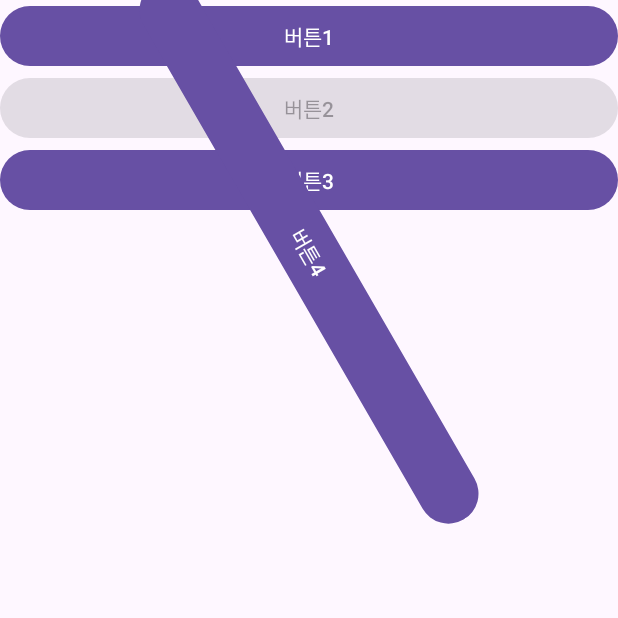
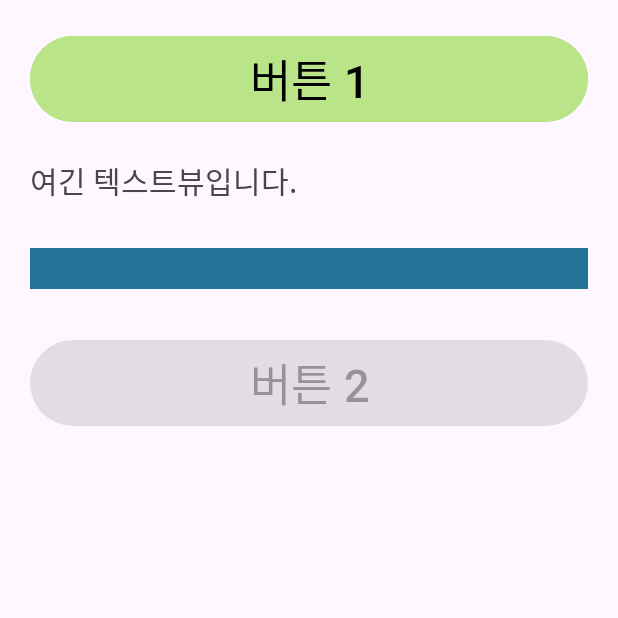
Before and after one commit to Astellaaa/PropertiesTest0328, an Android app: the screen it shows after launch (MainActivity before the commit, Direct4_2Activity after it), on a phone screen of 412 x 824 dp, the top half of it. Run offline under Robolectric (Android 15) with nearby library versions, the phone set to English and light mode, and no system bars.

Commit message:
직접풀어보기4_2

```diff
--- a/app/src/main/AndroidManifest.xml
+++ b/app/src/main/AndroidManifest.xml
@@ -13,7 +13,7 @@
         android:theme="@style/Theme.PropertiesTest"
         tools:targetApi="31">
         <activity
-            android:name=".MainActivity"
+            android:name=".Direct4_2Activity"
             android:exported="true">
             <intent-filter>
                 <action android:name="android.intent.action.MAIN" />
@@ -21,6 +21,10 @@
                 <category android:name="android.intent.category.LAUNCHER" />
             </intent-filter>
         </activity>
+        <activity
+            android:name=".MainActivity"
+            >
+        </activity>
     </application>
 
 </manifest>
--- /dev/null
+++ b/app/src/main/java/kr/ac/kopo/propertiestest/Direct4_2Activity.kt
@@ -0,0 +1,11 @@
+package kr.ac.kopo.propertiestest
+
+import androidx.appcompat.app.AppCompatActivity
+import android.os.Bundle
+
+class Direct4_2Activity : AppCompatActivity() {
+    override fun onCreate(savedInstanceState: Bundle?) {
+        super.onCreate(savedInstanceState)
+        setContentView(R.layout.activity_direct42)
+    }
+}
--- /dev/null
+++ b/app/src/main/res/drawable/button_bg.xml
@@ -0,0 +1,4 @@
+<?xml version="1.0" encoding="utf-8"?>
+<selector xmlns:android="http://schemas.android.com/apk/res/android">
+
+</selector>
--- /dev/null
+++ b/app/src/main/res/layout/activity_direct42.xml
@@ -0,0 +1,40 @@
+<?xml version="1.0" encoding="utf-8"?>
+<LinearLayout xmlns:android="http://schemas.android.com/apk/res/android"
+    xmlns:app="http://schemas.android.com/apk/res-auto"
+    xmlns:tools="http://schemas.android.com/tools"
+    android:layout_width="match_parent"
+    android:layout_height="match_parent"
+    android:orientation="vertical"
+    android:padding="@dimen/marginMedium"
+    tools:context=".Direct4_2Activity">
+
+    <Button
+        android:layout_width="match_parent"
+        android:layout_height="wrap_content"
+        android:text="@string/btn1"
+        android:textSize="@dimen/textSizeLarge"
+        android:backgroundTint="@color/lightGreen"
+        android:textColor="@color/black"
+        android:layout_marginBottom="@dimen/marginMedium"
+        />
+    <TextView
+        android:layout_width="match_parent"
+        android:layout_height="wrap_content"
+        android:text="@string/text1"
+        android:textSize="@dimen/textSizeMedium"
+        android:layout_marginBottom="@dimen/marginLarge"
+        android:singleLine="true"
+        />
+    <EditText
+        android:layout_width="match_parent"
+        android:layout_height="wrap_content"
+        android:background="@color/blueGreen"
+        android:layout_marginBottom="@dimen/marginLarge"
+        android:textSize="@dimen/textSizeMedium"/>
+    <Button
+        android:layout_width="match_parent"
+        android:layout_height="wrap_content"
+        android:text="@string/btn2"
+        android:enabled="false"
+        android:textSize="@dimen/textSizeLarge"/>
+</LinearLayout>
--- a/app/src/main/res/values/colors.xml
+++ b/app/src/main/res/values/colors.xml
@@ -2,4 +2,7 @@
 <resources>
     <color name="black">#FF000000</color>
     <color name="white">#FFFFFFFF</color>
+    <color name="lightGreen">#BAE488</color>
+    <color name="blueGreen">#237297</color>
+    <color name="lightGray">#AFAFAF</color>
 </resources>
--- /dev/null
+++ b/app/src/main/res/values/dimens.xml
@@ -0,0 +1,9 @@
+<?xml version="1.0" encoding="utf-8"?>
+<resources>
+    <dimen name="textSizeLarge">30sp</dimen>
+    <dimen name="textSizeMedium">20sp</dimen>
+    <dimen name="textSizeSmall">10sp</dimen>
+    <dimen name="marginLarge">30dp</dimen>
+    <dimen name="marginMedium">20dp</dimen>
+    <dimen name="marginSmall">10dp</dimen>
+</resources>
--- a/app/src/main/res/values/strings.xml
+++ b/app/src/main/res/values/strings.xml
@@ -1,8 +1,9 @@
 <resources>
     <string name="app_name">PropertiesTest</string>
-    <string name="btn1">버튼1</string>
-    <string name="btn2">버튼2</string>
-    <string name="btn3">버튼3</string>
-    <string name="btn4">버튼4</string>
-    <string name="btn5">버튼5</string>
+    <string name="btn1">버튼 1</string>
+    <string name="btn2">버튼 2</string>
+    <string name="btn3">버튼 3</string>
+    <string name="btn4">버튼 4</string>
+    <string name="btn5">버튼 5</string>
+    <string name="text1">여긴 텍스트뷰입니다.</string>
 </resources>
```
